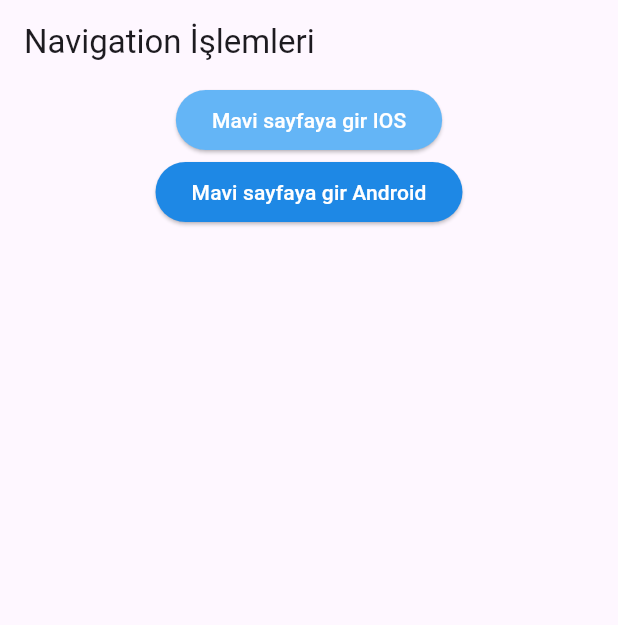
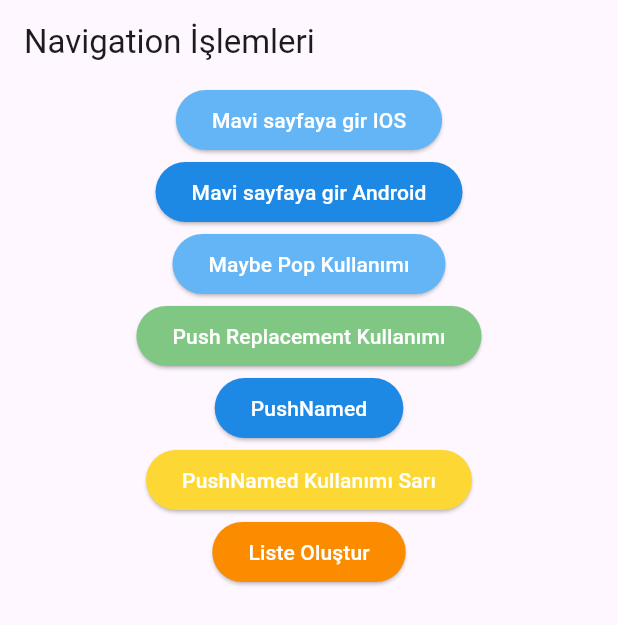
Before and after one commit to mahmuthudai/FlutterCourse, a Flutter app: the screen it shows after launch, on a phone screen of 412 x 824 dp. Shown: the top 625 px of the screen. Run offline on Flutter 3.47's test engine with Material 3 defaults, Android fonts, the phone set to English and light mode, and no system bars; our stand-ins replace flutter_easyloading.

Commit message:
navigations

```diff
--- a/flutter_apps/flutter_navigations/lib/main.dart
+++ b/flutter_apps/flutter_navigations/lib/main.dart
@@ -1,6 +1,9 @@
 import 'package:flutter/cupertino.dart';
+import 'package:flutter/foundation.dart';
 import 'package:flutter/material.dart';
 import 'package:flutter_navigations/blue_page.dart';
+import 'package:flutter_navigations/green_page.dart';
+import 'package:flutter_navigations/route_generator.dart';
 
 void main() {
   runApp(const MyApp());
@@ -13,7 +16,19 @@
   Widget build(BuildContext context) {
     return const MaterialApp(
       title: 'Material App',
-      home: HomePage(),
+      /*routes: {
+        '/bluePage': (context) => BluePage(),
+        '/': (context) => const HomePage(),
+        '/orangePage': (context) => const OrangePage(),
+      },
+      onUnknownRoute: (settings) => MaterialPageRoute(
+          builder: (context) => Scaffold(
+                appBar: AppBar(
+                  title: const Text('hata'),
+                ),
+                body: const Text('404'),
+              )),*/
+      onGenerateRoute: RouteGenerator.routeGenerator,
     );
   }
 }
@@ -47,13 +62,15 @@
             ),
             ElevatedButton(
               onPressed: () async {
-                int? _gelenSayi = await Navigator.push<int>(
+                int? gelenSayi = await Navigator.push<int>(
                   context,
                   MaterialPageRoute(
                     builder: (blueContext) => BluePage(),
                   ),
                 );
-                print('Ana sayfaya gelen sayı: $_gelenSayi');
+                if (kDebugMode) {
+                  print('Ana sayfaya gelen sayı: $gelenSayi');
+                }
               },
               style: ElevatedButton.styleFrom(
                   backgroundColor: Colors.blue.shade600),
@@ -62,6 +79,62 @@
                 'Mavi sayfaya gir Android',
               ),
             ),
+            ElevatedButton(
+              onPressed: () {
+                Navigator.of(context).maybePop();
+              },
+              style: ElevatedButton.styleFrom(
+                  backgroundColor: Colors.blue.shade300),
+              child: const Text(
+                style: TextStyle(color: Colors.white),
+                'Maybe Pop Kullanımı',
+              ),
+            ),
+            ElevatedButton(
+              onPressed: () {
+                Navigator.of(context).pushReplacement(
+                    MaterialPageRoute(builder: (context) => const GreenPage()));
+              },
+              style: ElevatedButton.styleFrom(
+                  backgroundColor: Colors.green.shade300),
+              child: const Text(
+                style: TextStyle(color: Colors.white),
+                'Push Replacement Kullanımı',
+              ),
+            ),
+            ElevatedButton(
+              onPressed: () {
+                Navigator.pushNamed(context, '/orangePage');
+              },
+              style: ElevatedButton.styleFrom(
+                  backgroundColor: Colors.blue.shade600),
+              child: const Text(
+                style: TextStyle(color: Colors.white),
+                'PushNamed',
+              ),
+            ),
+            ElevatedButton(
+              onPressed: () {
+                Navigator.pushNamed(context, '/yellowPage');
+              },
+              style: ElevatedButton.styleFrom(
+                  backgroundColor: Colors.yellow.shade600),
+              child: const Text(
+                style: TextStyle(color: Colors.white),
+                'PushNamed Kullanımı Sarı',
+              ),
+            ),
+            ElevatedButton(
+              onPressed: () {
+                Navigator.pushNamed(context, '/ogrenciListesi', arguments: 60);
+              },
+              style: ElevatedButton.styleFrom(
+                  backgroundColor: Colors.orange.shade600),
+              child: const Text(
+                style: TextStyle(color: Colors.white),
+                'Liste Oluştur',
+              ),
+            ),
           ],
         ),
       ),
--- /dev/null
+++ b/flutter_apps/flutter_navigations/lib/route_generator.dart
@@ -0,0 +1,62 @@
+import 'package:flutter/cupertino.dart';
+import 'package:flutter/foundation.dart';
+import 'package:flutter/material.dart';
+import 'package:flutter_navigations/main.dart';
+import 'package:flutter_navigations/student_list.dart';
+import 'package:flutter_navigations/orange_page.dart';
+import 'package:flutter_navigations/student_detail.dart';
+import 'package:flutter_navigations/yellow_page.dart';
+
+class RouteGenerator {
+  static Route<dynamic>? _route(Widget route, RouteSettings settings) {
+    if (defaultTargetPlatform == TargetPlatform.iOS) {
+      return CupertinoPageRoute(
+        settings: settings,
+        builder: (context) => route,
+      );
+    } else if (defaultTargetPlatform == TargetPlatform.android) {
+      return MaterialPageRoute(
+        settings: settings,
+        builder: (context) => route,
+      );
+    } else {
+      return CupertinoPageRoute(
+        settings: settings,
+        builder: (context) => route,
+      );
+    }
+  }
+
+  static Route<dynamic>? routeGenerator(RouteSettings settings) {
+    switch (settings.name) {
+      case '/':
+        return _route(const HomePage(), settings);
+
+      case '/orangePage':
+        return _route(const OrangePage(), settings);
+
+      case '/yellowPage':
+        return _route(const YellowPage(), settings);
+
+      case '/ogrenciListesi':
+        return _route(const OgrenciListesi(), settings);
+
+      case '/ogrenciDetay':
+        var parameterStudent = settings.arguments as Student;
+        return _route(
+            StudentDetail(
+              selectedStudent: parameterStudent,
+            ),
+            settings);
+
+      default:
+        return MaterialPageRoute(
+            builder: (context) => Scaffold(
+                  appBar: AppBar(
+                    title: const Text('hata'),
+                  ),
+                  body: const Center(child: Text('404')),
+                ));
+    }
+  }
+}
```
Also changed, not shown: flutter_apps/flutter_navigations/lib/blue_page.dart (+17 -2 lines), flutter_apps/flutter_navigations/lib/student_detail.dart (added, +25 -0 lines), flutter_apps/flutter_navigations/lib/student_list.dart (added, +45 -0 lines), 1 other file.
